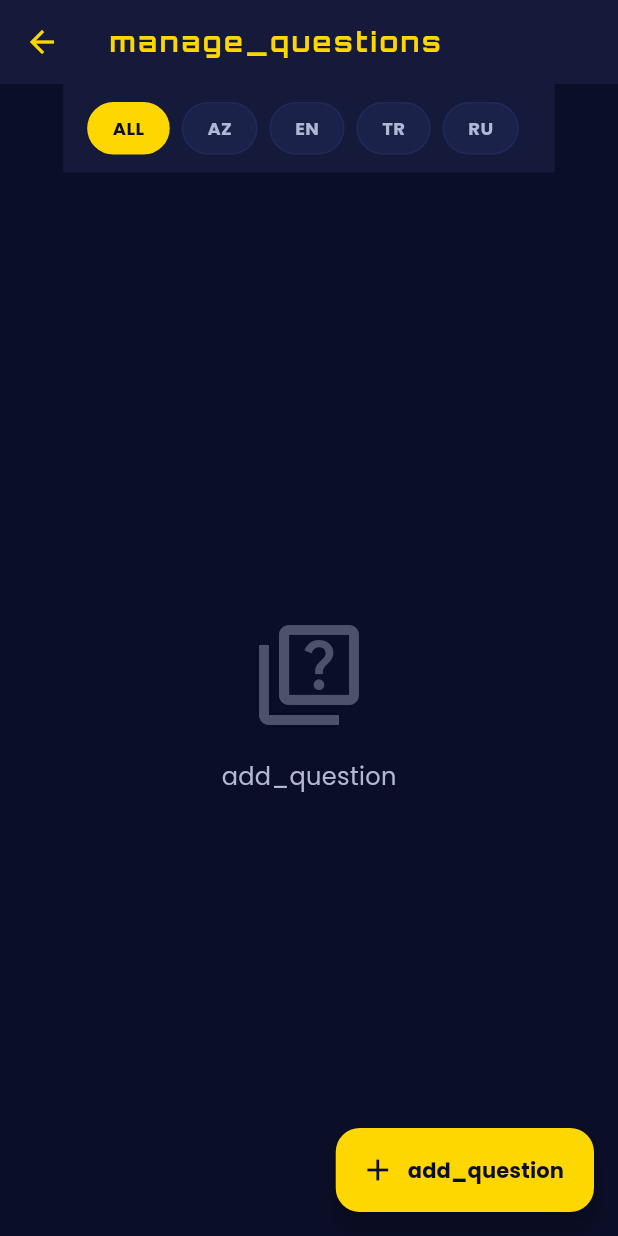
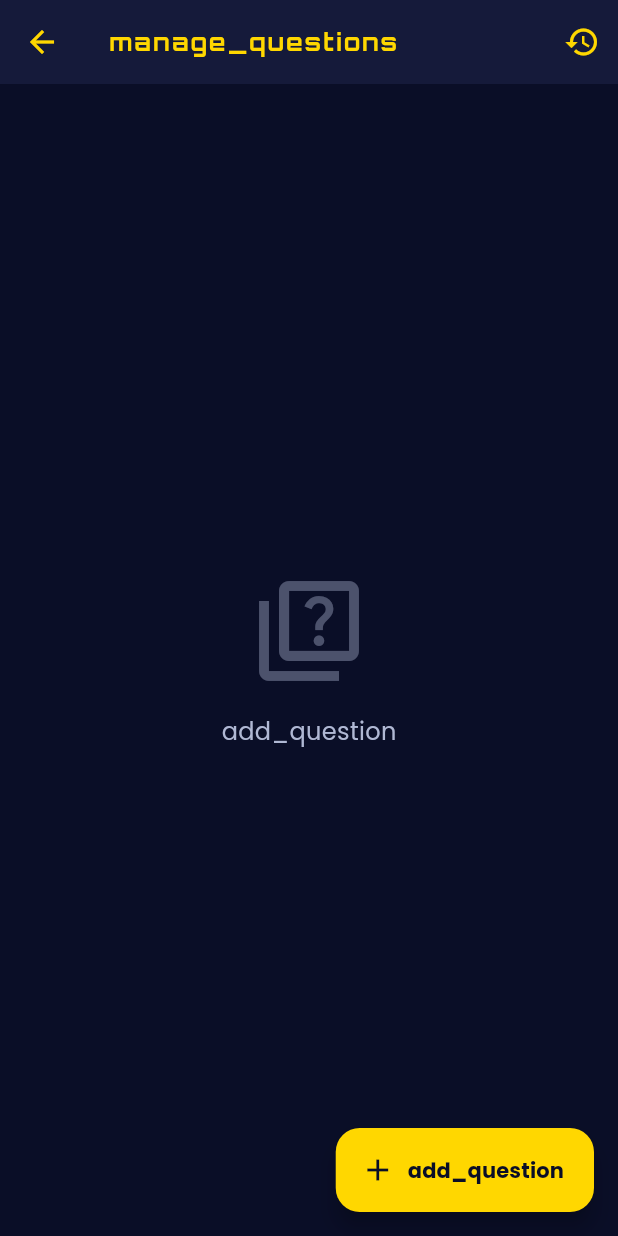
Before and after one commit to mr-ruhid/milyoner_live, a Flutter app: the ManageQuestionsScreen screen opened directly, on a phone screen of 412 x 824 dp. Run offline on Flutter 3.47's test engine with Material 3 defaults, Android fonts, the phone set to English and light mode, and no system bars; our stand-ins replace google_fonts, shared_preferences; accounts and stored records are empty.

Commit message:
Update manage questions screen for new model

```diff
--- a/lib/screens/manage_questions_screen.dart
+++ b/lib/screens/manage_questions_screen.dart
@@ -1,9 +1,9 @@
 import 'package:flutter/material.dart';
 import 'package:google_fonts/google_fonts.dart';
 import 'package:provider/provider.dart';
+import '../config/theme.dart';
 import '../services/question_service.dart';
 import '../services/locale_service.dart';
-import '../config/theme.dart';
 import 'question_form_screen.dart';
 
 class ManageQuestionsScreen extends StatefulWidget {
@@ -14,16 +14,11 @@ class ManageQuestionsScreen extends StatefulWidget {
 }
 
 class _ManageQuestionsScreenState extends State<ManageQuestionsScreen> {
-  String _filterLang = 'all';
-
   @override
   Widget build(BuildContext context) {
     final locale = context.watch<LocaleService>();
     final service = context.watch<QuestionService>();
-
-    final list = _filterLang == 'all'
-        ? service.questions
-        : service.questions.where((q) => q.hasLanguage(_filterLang)).toList();
+    final list = service.questions;
 
     return Scaffold(
       backgroundColor: AppColors.background,
@@ -37,21 +32,26 @@ class _ManageQuestionsScreenState extends State<ManageQuestionsScreen> {
         title: Text(
           locale.t('manage_questions'),
           style: GoogleFonts.orbitron(
-            fontSize: 18,
+            fontSize: 16,
             fontWeight: FontWeight.bold,
             color: AppColors.gold,
-            letterSpacing: 2,
+            letterSpacing: 1.5,
           ),
         ),
+        actions: [
+          IconButton(
+            icon: const Icon(Icons.restore, color: AppColors.gold),
+            tooltip: 'Reset to defaults',
+            onPressed: () => _confirmReset(service),
+          ),
+        ],
       ),
       floatingActionButton: FloatingActionButton.extended(
         backgroundColor: AppColors.gold,
         onPressed: () {
           Navigator.push(
             context,
-            MaterialPageRoute(
-              builder: (_) => const QuestionFormScreen(),
-            ),
+            MaterialPageRoute(builder: (_) => const QuestionFormScreen()),
           );
         },
         icon: const Icon(Icons.add, color: AppColors.background),
@@ -63,74 +63,15 @@ class _ManageQuestionsScreenState extends State<ManageQuestionsScreen> {
           ),
         ),
       ),
-      body: Column(
-        children: [
-          _buildFilterRow(locale),
-          Expanded(
-            child: list.isEmpty
+      body: list.isEmpty
           ? _buildEmpty(locale)
           : ListView.builder(
         padding: const EdgeInsets.all(16),
         itemCount: list.length,
         itemBuilder: (context, index) {
           final q = list[index];
-                return _buildQuestionCard(q, index, locale, service);
+          return _buildQuestionCard(q, index, service);
         },
-            ),
-          ),
-        ],
-      ),
-    );
-  }
-
-  Widget _buildFilterRow(LocaleService locale) {
-    final langs = [
-      {'code': 'all', 'label': 'ALL'},
-      ...LocaleService.supportedLanguages
-          .map((l) => {'code': l['code']!, 'label': l['code']!.toUpperCase()}),
-    ];
-
-    return Container(
-      padding: const EdgeInsets.symmetric(vertical: 12, horizontal: 16),
-      color: AppColors.panelDark,
-      child: SingleChildScrollView(
-        scrollDirection: Axis.horizontal,
-        child: Row(
-          children: langs.map((l) {
-            final selected = _filterLang == l['code'];
-            return Padding(
-              padding: const EdgeInsets.only(right: 8),
-              child: GestureDetector(
-                onTap: () => setState(() => _filterLang = l['code']!),
-                child: Container(
-                  padding: const EdgeInsets.symmetric(
-                    horizontal: 16,
-                    vertical: 8,
-                  ),
-                  decoration: BoxDecoration(
-                    color: selected
-                        ? AppColors.gold
-                        : AppColors.panelBlue.withOpacity(0.5),
-                    borderRadius: BorderRadius.circular(20),
-                    border: Border.all(
-                      color: selected ? AppColors.gold : AppColors.panelBlue,
-                    ),
-                  ),
-                  child: Text(
-                    l['label']!,
-                    style: GoogleFonts.poppins(
-                      fontSize: 12,
-                      fontWeight: FontWeight.bold,
-                      color: selected
-                          ? AppColors.background
-                          : AppColors.textSecondary,
-                    ),
-                  ),
-                ),
-              ),
-            );
-          }).toList(),
-        ),
       ),
     );
   }
@@ -158,15 +99,8 @@ class _ManageQuestionsScreenState extends State<ManageQuestionsScreen> {
     );
   }
 
-  Widget _buildQuestionCard(
-      dynamic q,
-      int index,
-      LocaleService locale,
-      QuestionService service,
-      ) {
-    final previewLang = _filterLang == 'all' ? 'en' : _filterLang;
-    final questionText = q.getQuestion(previewLang);
-    final langs = (q.translations as Map).keys.join(', ').toUpperCase();
+  Widget _buildQuestionCard(dynamic q, int index, QuestionService service) {
+    final letters = ['A', 'B', 'C', 'D'];
 
     return Container(
       margin: const EdgeInsets.only(bottom: 12),
@@ -202,7 +136,7 @@ class _ManageQuestionsScreenState extends State<ManageQuestionsScreen> {
               const SizedBox(width: 12),
               Expanded(
                 child: Text(
-                  questionText,
+                  q.question,
                   maxLines: 2,
                   overflow: TextOverflow.ellipsis,
                   style: GoogleFonts.poppins(
@@ -215,18 +149,54 @@ class _ManageQuestionsScreenState extends State<ManageQuestionsScreen> {
             ],
           ),
           const SizedBox(height: 10),
+          Wrap(
+            spacing: 6,
+            runSpacing: 6,
+            children: List.generate(4, (i) {
+              final isCorrect = i == q.correct;
+              return Container(
+                padding: const EdgeInsets.symmetric(
+                  horizontal: 8,
+                  vertical: 4,
+                ),
+                decoration: BoxDecoration(
+                  color: isCorrect
+                      ? AppColors.correct.withOpacity(0.2)
+                      : AppColors.panelBlue.withOpacity(0.4),
+                  borderRadius: BorderRadius.circular(6),
+                  border: Border.all(
+                    color: isCorrect ? AppColors.correct : AppColors.panelBlue,
+                  ),
+                ),
+                child: Text(
+                  '${letters[i]}: ${q.options[i]}',
+                  style: GoogleFonts.poppins(
+                    fontSize: 11,
+                    fontWeight: isCorrect ? FontWeight.bold : FontWeight.normal,
+                    color: isCorrect
+                        ? AppColors.correct
+                        : AppColors.textSecondary,
+                  ),
+                ),
+              );
+            }),
+          ),
+          const SizedBox(height: 10),
           Row(
             children: [
               Container(
-                padding: const EdgeInsets.symmetric(horizontal: 8, vertical: 4),
+                padding: const EdgeInsets.symmetric(
+                  horizontal: 8,
+                  vertical: 4,
+                ),
                 decoration: BoxDecoration(
                   color: AppColors.panelBlue,
                   borderRadius: BorderRadius.circular(6),
                 ),
                 child: Text(
-                  langs,
-                  style: GoogleFonts.poppins(
-                    fontSize: 10,
+                  '${q.reward}',
+                  style: GoogleFonts.orbitron(
+                    fontSize: 11,
                     color: AppColors.gold,
                     fontWeight: FontWeight.bold,
                   ),
@@ -234,7 +204,11 @@ class _ManageQuestionsScreenState extends State<ManageQuestionsScreen> {
               ),
               const Spacer(),
               IconButton(
-                icon: const Icon(Icons.edit, color: AppColors.optionB, size: 20),
+                icon: const Icon(
+                  Icons.edit,
+                  color: AppColors.optionB,
+                  size: 20,
+                ),
                 onPressed: () {
                   Navigator.push(
                     context,
@@ -245,7 +219,11 @@ class _ManageQuestionsScreenState extends State<ManageQuestionsScreen> {
                 },
               ),
               IconButton(
-                icon: const Icon(Icons.delete, color: AppColors.wrong, size: 20),
+                icon: const Icon(
+                  Icons.delete,
+                  color: AppColors.wrong,
+                  size: 20,
+                ),
                 onPressed: () => _confirmDelete(q, service),
               ),
             ],
@@ -286,4 +264,40 @@ class _ManageQuestionsScreenState extends State<ManageQuestionsScreen> {
       ),
     );
   }
+
+  void _confirmReset(QuestionService service) {
+    showDialog(
+      context: context,
+      builder: (_) => AlertDialog(
+        backgroundColor: AppColors.panelDark,
+        title: Text(
+          'Reset to defaults?',
+          style: GoogleFonts.poppins(color: AppColors.textPrimary),
+        ),
+        content: Text(
+          'Your custom questions will be deleted.',
+          style: GoogleFonts.poppins(color: AppColors.textSecondary),
+        ),
+        actions: [
+          TextButton(
+            onPressed: () => Navigator.pop(context),
+            child: Text(
+              'No',
+              style: GoogleFonts.poppins(color: AppColors.textSecondary),
+            ),
+          ),
+          TextButton(
+            onPressed: () {
+              service.resetToDefaults();
+              Navigator.pop(context);
+            },
+            child: Text(
+              'Yes',
+              style: GoogleFonts.poppins(color: AppColors.wrong),
+            ),
+          ),
+        ],
+      ),
+    );
   }
+}
```
Lines whose indentation alone changed are shown as unchanged.
